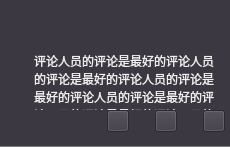
Above: VideoPlayer/videomodels/CommentForm.ui from huizhang556/pc-video-player before the change. Below: the same form after it.
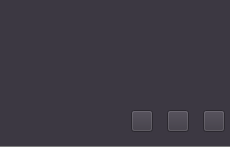
That is the form after the change. Icons and pictures are not drawn.

Commit message: 增加评论字符数限制（中英文通用计算）

```diff
--- a/VideoPlayer/videomodels/CommentForm.ui
+++ b/VideoPlayer/videomodels/CommentForm.ui
@@ -239,7 +239,7 @@
 &lt;html&gt;&lt;head&gt;&lt;meta name=&quot;qrichtext&quot; content=&quot;1&quot; /&gt;&lt;style type=&quot;text/css&quot;&gt;
 p, li { white-space: pre-wrap; }
 &lt;/style&gt;&lt;/head&gt;&lt;body style=&quot; font-family:'SimSun'; font-size:9pt; font-weight:400; font-style:normal;&quot;&gt;
-&lt;p style=&quot; margin-top:0px; margin-bottom:0px; margin-left:0px; margin-right:0px; -qt-block-indent:0; text-indent:0px;&quot;&gt;评论人员的评论是最好的评论人员的评论是最好的评论人员的评论是最好的评论人员的评论是最好的评论人员的评论是最好的评论人员的评论是最好的评论人员的评论是最好的评论人员的评论是最好的评论人员的评论是最好的评论人员的评论是最好的评论人员的评论是最好的评论人员的评论是最好的评论人员的评论是最好的评论人员的评论是最好的评论人员的评论是最好的评论人员的评论是最好的评论人员的评论是最好的评论人员的评论是最好的&lt;/p&gt;&lt;/body&gt;&lt;/html&gt;</string>
+&lt;p style=&quot;-qt-paragraph-type:empty; margin-top:0px; margin-bottom:0px; margin-left:0px; margin-right:0px; -qt-block-indent:0; text-indent:0px;&quot;&gt;&lt;br /&gt;&lt;/p&gt;&lt;/body&gt;&lt;/html&gt;</string>
           </property>
          </widget>
         </item>
@@ -332,7 +332,7 @@
           </property>
           <property name="sizeHint" stdset="0">
            <size>
-            <width>20</width>
+            <width>8</width>
             <height>20</height>
            </size>
           </property>
@@ -378,7 +378,7 @@
           </property>
           <property name="sizeHint" stdset="0">
            <size>
-            <width>20</width>
+            <width>8</width>
             <height>20</height>
            </size>
           </property>
```
The commit also changes 12 other files.
